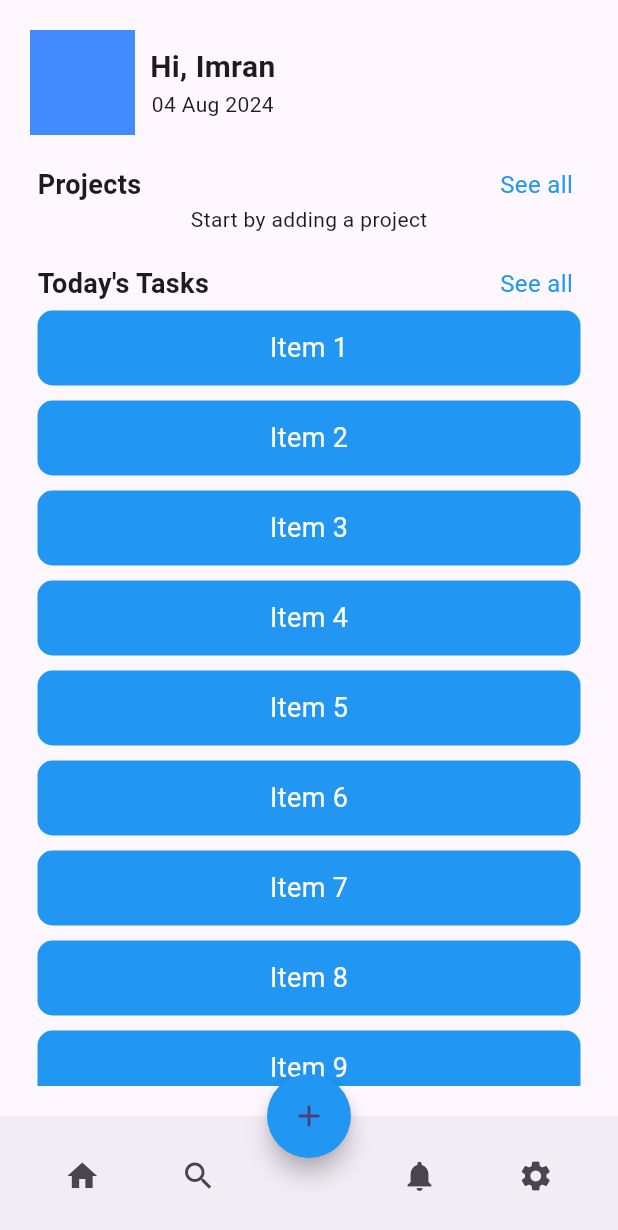
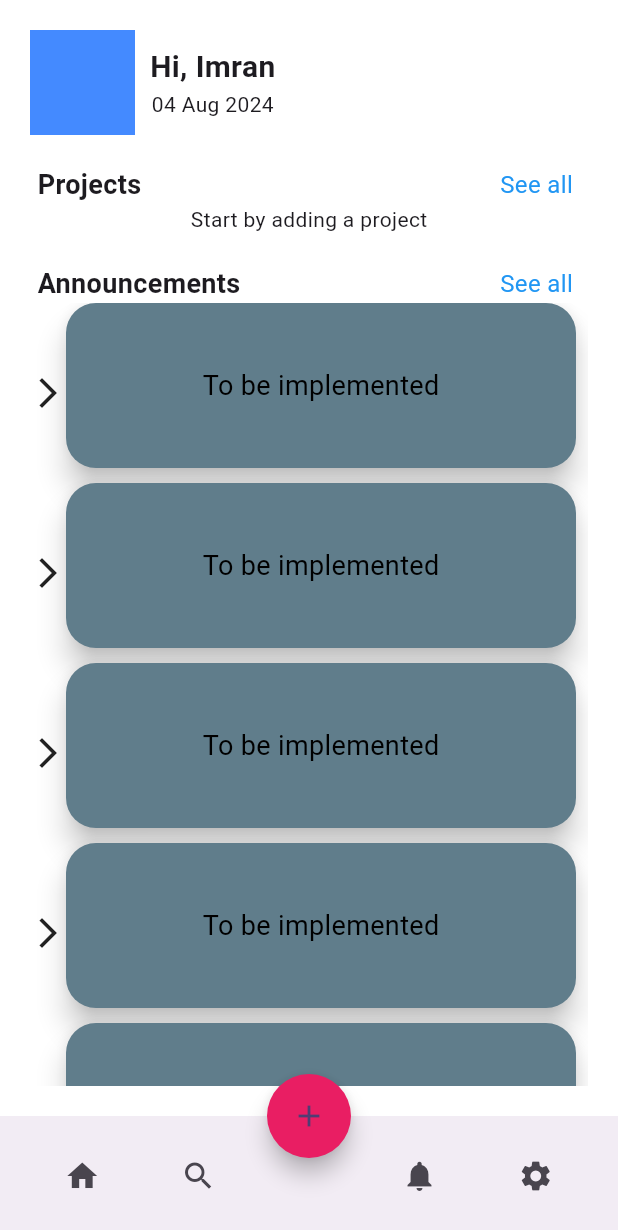
Before and after one commit to Imran-Chowdhury/Project-Management-App, a Flutter app: the screen it shows after launch, on a phone screen of 412 x 824 dp. Shown: the top 1230 px of the screen. Run offline on Flutter 3.47's test engine with Material 3 defaults, Android fonts, the light colour scheme and no system bars; our stand-ins replace carousel_slider, dartz, flutter_riverpod, fluttertoast, shared_preferences; network calls fail.

Commit message:
Ui updated

```diff
--- a/lib/views/home_view.dart
+++ b/lib/views/home_view.dart
@@ -19,6 +19,8 @@ import 'package:shared_preferences/shared_preferences.dart';
 
 
 import 'package:http/http.dart' as http;
+
+import '../utils/background_widget.dart';
 
 
 
@@ -68,8 +70,79 @@ class _HomeScreenState extends ConsumerState<HomeScreen> {
 
 
    return  Scaffold(
+     backgroundColor: Colors.white,
 
-     body: Padding(
+     body:
+    //  Padding(
+    //    padding: const EdgeInsets.all(20.0),
+    //    child: (projectState is LoadingState) ?
+    //    const Center(
+    //             child: CircularProgressIndicator(),
+    //           )  :    Stack(
+    //      children: [
+    //       Column(
+    //      children: [
+    //        Row(
+    //          children: [
+    //            Container(
+    //              height: 70.0,
+    //              width: 70.0,
+    //              color: Colors.blueAccent,
+    //              ),
+    //             const SizedBox(width: 10.0,),
+    //              Column(
+    //                children: [
+    //                const Text('Hi, Imran',
+    //                  style: TextStyle(
+    //                  fontWeight: FontWeight.bold, fontSize: 20.0),
+    //                ),
+    //                     Text(formattedDate),
+    //                ],
+    //              ),
+    //          ],
+    //        ),
+    //
+    //        const SizedBox(height: 20.0,),
+    //
+    //        headings('Projects'),
+    //
+    //
+    //
+    //
+    //        (projectState is SuccessState)?horizontalSlider(projectState.data, projectController):
+    //        horizontalSlider(projectList,projectController ),
+    //
+    //
+    //
+    //
+    //        const SizedBox(height: 20.0,),
+    //
+    //        headings("Today's Tasks"),
+    //
+    //        todayTaskList(),
+    //
+    //         ],
+    //       ),
+    //
+    //
+    //        if (projectState is LoadingState) // Conditionally display CircularProgressIndicator
+    //           const Center(
+    //             child: CircularProgressIndicator(),
+    //           ),
+    //
+    //
+    //
+    //     ],
+    //    ),
+    //
+    // ),
+       Stack(
+         children: [
+
+
+          // BackgroudContainer( image: "assets/images/home.jpg",),
+          //  BackgroudContainer(),
+           Padding(
            padding: const EdgeInsets.all(20.0),
            child: (projectState is LoadingState) ?
            const Center(
@@ -111,25 +184,9 @@ class _HomeScreenState extends ConsumerState<HomeScreen> {
 
 
 
-
-
-
-
-
-
-
-
-
-
-
-
-
-
-
-
                    const SizedBox(height: 20.0,),
 
-           headings("Today's Tasks"),
+                   headings("Announcements"),
 
                    todayTaskList(),
 
@@ -148,7 +205,7 @@ class _HomeScreenState extends ConsumerState<HomeScreen> {
            ),
 
          ),
-
+       ],),
 
       bottomNavigationBar: BottomAppBar(
         child: Row(
@@ -185,18 +242,13 @@ class _HomeScreenState extends ConsumerState<HomeScreen> {
       floatingActionButton: add(context,_formKey, projectController, projectState,projectList ),
       floatingActionButtonLocation: FloatingActionButtonLocation.centerDocked,
     );
-
-
-
-
-
   }
 
 
 Widget add(BuildContext context,GlobalKey<FormState> formKey, ProjectViewModelNotifier projectController, final projectState,List<Project> list){
   // List<Project> list = [];
     return  FloatingActionButton(
-      backgroundColor: Colors.blue,
+      backgroundColor: Colors.pink,
       shape: const CircleBorder(),
       onPressed: () {
         showDialog(
@@ -325,20 +377,44 @@ Widget horizontalSlider( List<Project> projectsList, ProjectViewModelNotifier pr
 
 
 
+            child: Material(
+              elevation: 8.0, // Set the elevation
+              borderRadius: BorderRadius.circular(20.0), // Optional: Add rounded corners
+              // shadowColor: Colors.black.withOpacity(0.5), // Optional: Customize the shadow color
               child: Container(
-              margin: const EdgeInsets.all(5.0),
+                padding: const EdgeInsets.all(16.0),
                 decoration: BoxDecoration(
-                borderRadius: BorderRadius.circular(10.0),
-                color: Colors.red,
+                  color: const Color(0xFFbe2525), // Container color
+                  borderRadius: BorderRadius.circular(20.0), // Same as Material's borderRadius
                 ),
                  child:  Center(
                    child: Text(
-                 // projectsList[index].name,
+
                     listOfProjects[index].name,
                     style: const  TextStyle(color: Colors.white, fontSize: 20.0),
                    ),
                  ),
               ),
+            ),
+
+
+            // Container(
+            //   margin: const EdgeInsets.all(5.0),
+            //   decoration: BoxDecoration(
+            //     borderRadius: BorderRadius.circular(10.0),
+            //     color: const Color(0xFF007BFF),
+            //   ),
+            //   child:  Center(
+            //     child: Text(
+            //      // projectsList[index].name,
+            //       listOfProjects[index].name,
+            //       style: const  TextStyle(color: Colors.white, fontSize: 20.0),
+            //     ),
+            //   ),
+            // ),
+
+
+
           );
         },
         options: CarouselOptions(
@@ -364,18 +440,32 @@ Widget todayTaskList(){
          child: ListView.builder(
           itemCount: 15, // Number of items
           itemBuilder: (context, index) {
-            return Container(
-              height: 50, // Adjust height as needed
+            return Row(
+              children: [
+                const Icon(Icons.arrow_forward_ios),
+              Column(children: [
+                Material(
+                  color: Colors.blueGrey,
+                  elevation: 8.0, // Set the elevation
+                  borderRadius: BorderRadius.circular(20.0),
+                  child: Container(
+                    height: 100,
+                    width: 330,// Adjust height as needed
                     decoration: BoxDecoration(
-              borderRadius: BorderRadius.circular(10.0),
-              color: Colors.blue,
+                      borderRadius: BorderRadius.circular(20.0),
+                      color: Colors.blueGrey,
                     ),
                     margin: const EdgeInsets.all(5), // Add margin for spacing
                     alignment: Alignment.center,
-              child: Text(
-                'Item ${index + 1}',
-                style: const TextStyle(color: Colors.white, fontSize: 18),
+                    child: const Text(
+                      'To be implemented',
+                      style: const TextStyle(color: Colors.black, fontSize: 18),
                     ),
+                  ),
+                ),
+                SizedBox(height: 10,),
+              ],),
+              ],
             );
           },
                ),
@@ -465,34 +555,6 @@ Widget todayTaskList(){
      );
    }
 
-
-
-// Widget headings(String projectOrTask) {
-//   return Row(
-//     mainAxisAlignment: MainAxisAlignment.spaceBetween,
-//     children: [
-//       Padding(
-//         padding: const EdgeInsets.only(left: 5.0),
-//         child: Text(
-//          projectOrTask,
-//           style: const TextStyle(fontSize: 18.0, fontWeight: FontWeight.bold),
-//         ),
-//       ),
-//       Padding(
-//         padding: const EdgeInsets.only(right: 10.0),
-//         child: GestureDetector(
-//           onTap: () {
-//             // Navigate to see all page or perform desired action
-//           },
-//           child: const Text(
-//             'See all',
-//             style: TextStyle(color: Colors.blue, fontSize: 16.0),
-//           ),
-//         ),
-//       ),
-//     ],
-//   );
-// }
 }
 
 
```
Also changed, not shown: lib/utils/background_widget.dart (added, +39 -0 lines), lib/view_models/task_view_model.dart (+7 -7 lines), lib/views/project_view.dart (+59 -57 lines), pubspec.yaml (+5 -3 lines), assets/images/deadline.jpg (added), assets/images/home.jpg (added), assets/images/tasks.jpg (added), assets/images/tracker.jpg (added). Lines whose indentation alone changed are shown as unchanged.
